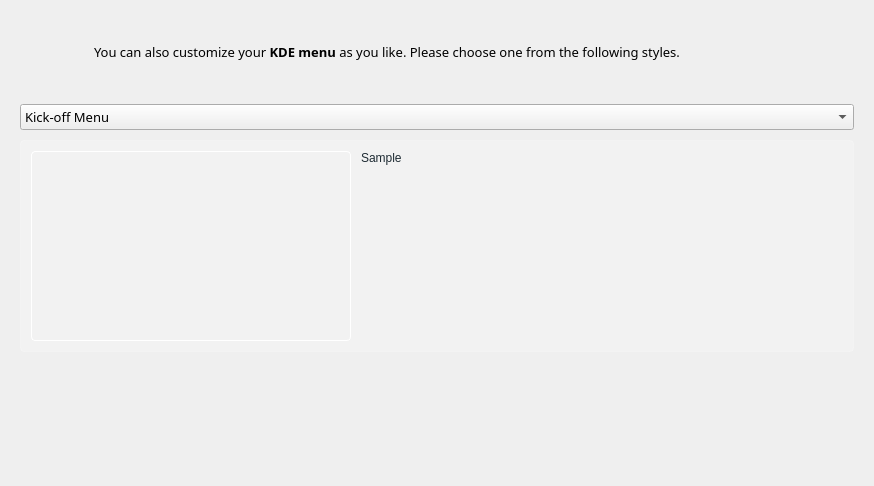
rshipp/kapudan, file ui/ui_scrMenu.ui: the form before one commit.
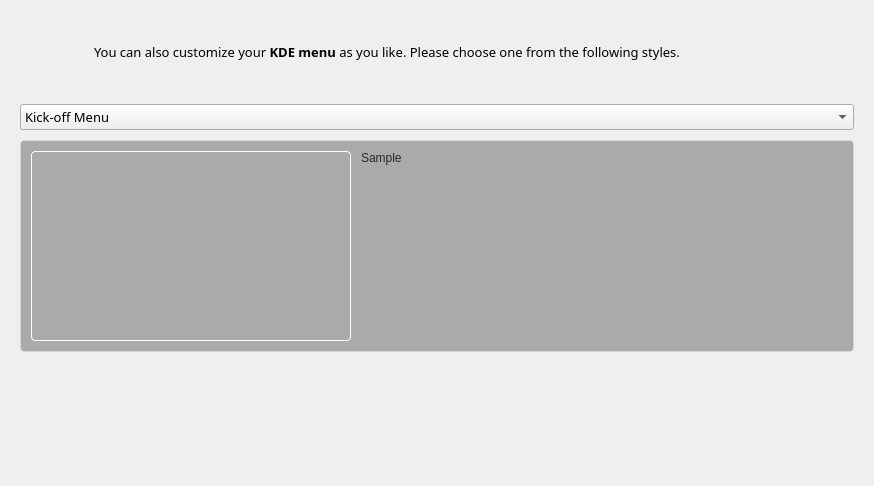
The form after the commit. Icons and pictures are not drawn.

Commit message: Darkened all groupbox colors.

Patch:
```diff
--- a/ui/ui_scrMenu.ui
+++ b/ui/ui_scrMenu.ui
@@ -21,7 +21,7 @@
   </property>
   <property name="styleSheet">
    <string notr="true">QGroupBox {
-	background-color: rgb(242, 242, 242);
+	background-color: rgb(170, 170, 170);
 	border: 1px solid rgba(255,255,255,50);
 	border-bottom-left-radius: 4px;
 	border-bottom-right-radius: 4px;
```
The commit also changes 10 other files.
